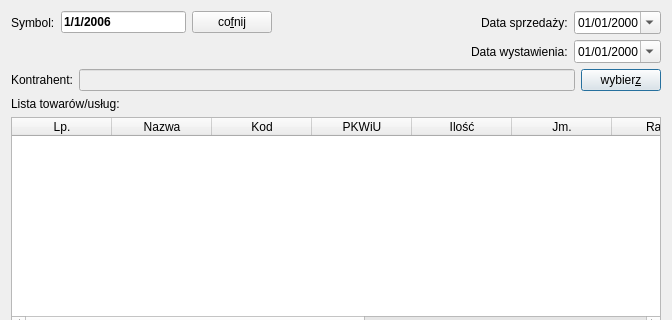
The window that Faktura.ui (juliagoda/qfaktury) describes before a commit, drawn with Qt 5; both pictures show x 0 to 672 and y 0 to 320 of the 672 by 526 pixel window.
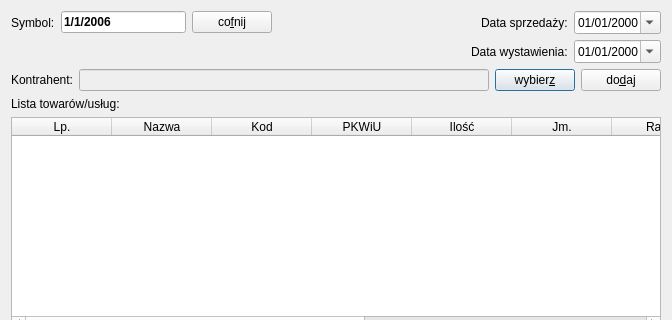
The same window after the commit.

The edit to the form file:
```diff
--- a/Faktura.ui
+++ b/Faktura.ui
@@ -163,9 +163,7 @@
     </layout>
    </item>
    <item row="2" column="0" >
-    <layout class="QHBoxLayout" >
-     <item>
-      <layout class="QHBoxLayout" >
+    <layout class="QHBoxLayout" name="horizontalLayout_6" >
        <item>
         <widget class="QLabel" name="textLabel1" >
          <property name="text" >
@@ -192,8 +190,6 @@
          </property>
         </widget>
        </item>
-      </layout>
-     </item>
      <item>
       <widget class="QPushButton" name="kListGet" >
        <property name="focusPolicy" >
@@ -207,6 +203,13 @@
        </property>
       </widget>
      </item>
+     <item>
+      <widget class="QPushButton" name="addKButton" >
+       <property name="text" >
+        <string>do&amp;daj</string>
+       </property>
+      </widget>
+     </item>
     </layout>
    </item>
    <item row="3" column="0" >
```
Left out of the diff: 1 changed line with no effect on the pictures. Lines whose indentation alone changed are shown as unchanged.
